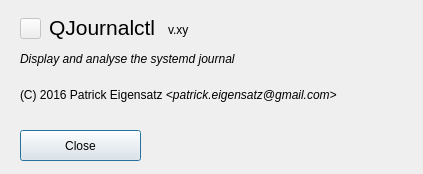
The window that ui/aboutdialog.ui (pentix/qjournalctl) describes before a commit, drawn with Qt 5.
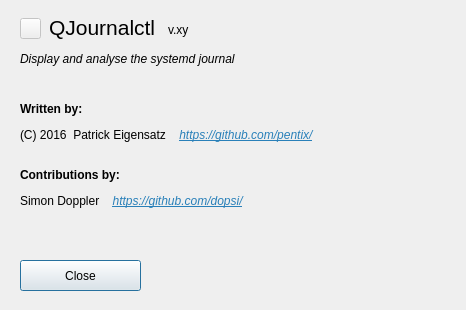
The same window after the commit. Icons and pictures are not drawn.

Commit message: Mentioned @dopsi in the about section

The edit to the form file:
```diff
--- a/ui/aboutdialog.ui
+++ b/ui/aboutdialog.ui
@@ -6,8 +6,8 @@
    <rect>
     <x>0</x>
     <y>0</y>
-    <width>423</width>
-    <height>174</height>
+    <width>466</width>
+    <height>310</height>
    </rect>
   </property>
   <property name="windowTitle">
@@ -55,20 +55,20 @@
    <property name="geometry">
     <rect>
      <x>20</x>
-     <y>85</y>
-     <width>361</width>
-     <height>21</height>
+     <y>75</y>
+     <width>411</width>
+     <height>161</height>
     </rect>
    </property>
    <property name="text">
-    <string>&lt;html&gt;&lt;head/&gt;&lt;body&gt;&lt;p&gt;(C) 2016 Patrick Eigensatz &lt;span style=&quot; font-style:italic;&quot;&gt;&amp;lt;patrick.eigensatz@gmail.com&amp;gt;&lt;/span&gt;&lt;/p&gt;&lt;/body&gt;&lt;/html&gt;</string>
+    <string>&lt;html&gt;&lt;head/&gt;&lt;body&gt;&lt;p&gt;&lt;span style=&quot; font-weight:600;&quot;&gt;Written by:&lt;/span&gt;&lt;/p&gt;&lt;p&gt;(C) 2016 &amp;nbsp;Patrick Eigensatz&amp;nbsp;&amp;nbsp;&amp;nbsp;&amp;nbsp;&lt;a href=&quot;https://github.com/pentix/&quot;&gt;&lt;span style=&quot; font-style:italic; text-decoration: underline; color:#2980b9;&quot;&gt;https://github.com/pentix/&lt;/span&gt;&lt;/a&gt;&lt;br/&gt;&lt;/p&gt;&lt;p&gt;&lt;span style=&quot; font-weight:600;&quot;&gt;Contributions by:&lt;/span&gt;&lt;/p&gt;&lt;p&gt;Simon Doppler&amp;nbsp;&amp;nbsp;&amp;nbsp;&amp;nbsp;&lt;a href=&quot;https://github.com/dopsi/&quot;&gt;&lt;span style=&quot; font-style:italic; text-decoration: underline; color:#2980b9;&quot;&gt;https://github.com/dopsi/&lt;/span&gt;&lt;/a&gt;&lt;/p&gt;&lt;/body&gt;&lt;/html&gt;</string>
    </property>
   </widget>
   <widget class="QPushButton" name="pushButton">
    <property name="geometry">
     <rect>
      <x>20</x>
-     <y>130</y>
+     <y>260</y>
      <width>121</width>
      <height>31</height>
     </rect>
```
